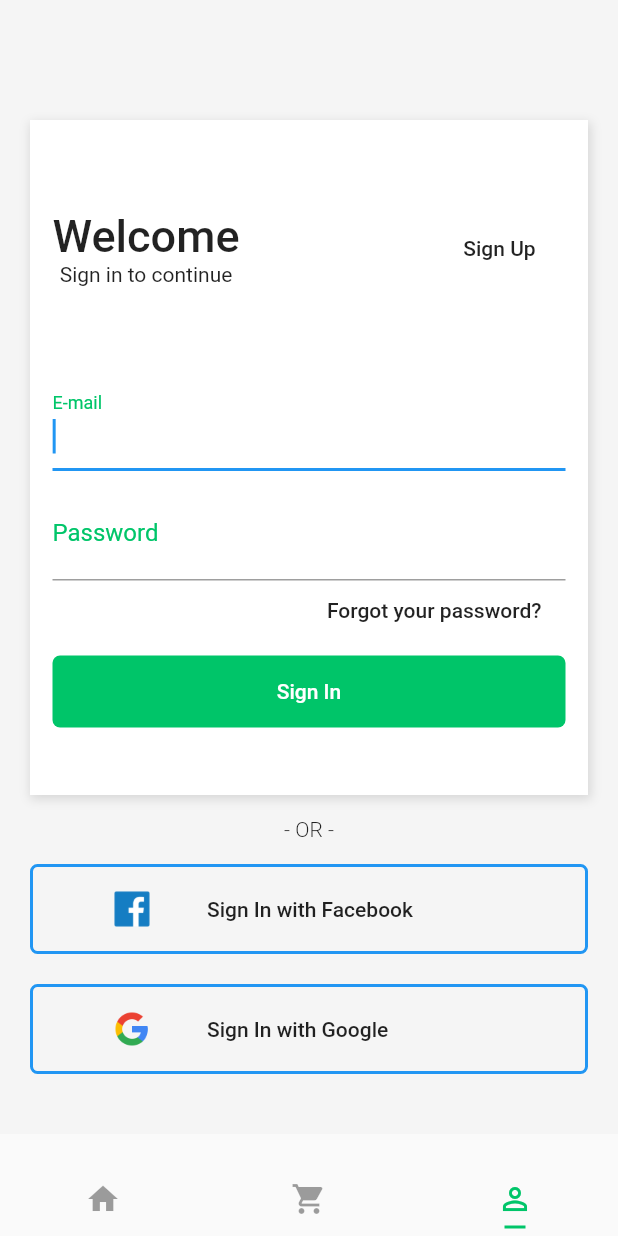
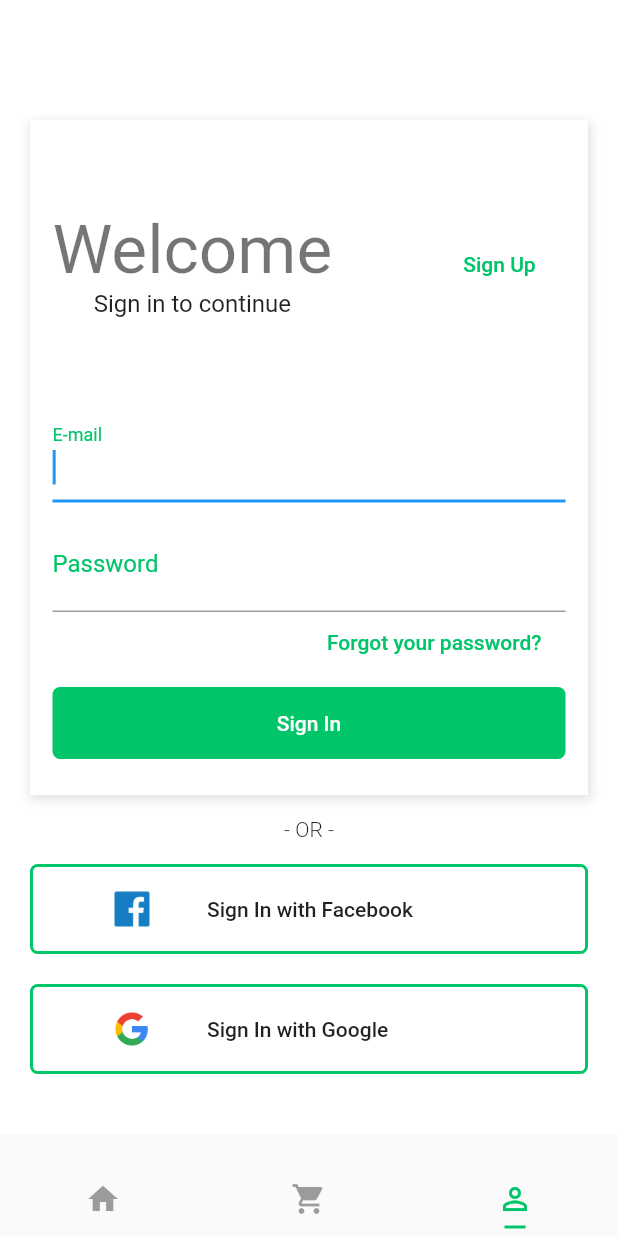
Before and after one commit to TabataMora/app_compra, a Flutter app: the screen it shows after launch, item 3 of the bottom bar chosen, after a tap on "Forgot your password?", on a phone screen of 412 x 824 dp. Run offline on Flutter 3.47's test engine with Material 2 defaults, Android fonts, the phone set to English and light mode, and no system bars.

Commit message:
Finalizando Themes.

```diff
--- a/lib/main.dart
+++ b/lib/main.dart
@@ -1,5 +1,6 @@
 import 'package:flutter/material.dart';
 import 'package:layout/pages/tabs.page.dart';
+import 'package:layout/themes/dark.theme.dart';
 import 'package:layout/themes/light.theme.dart';
 
 void main() {
--- a/lib/pages/home.page.dart
+++ b/lib/pages/home.page.dart
@@ -1,7 +1,7 @@
 import 'package:flutter/material.dart';
 import 'package:layout/widgets/category/category-list.widget.dart';
 import 'package:layout/widgets/product/produtct-list.widget.dart';
-import 'package:layout/widgets/searche-box.widget.dart';
+import 'package:layout/widgets/search-box.widget.dart';
 
 class HomePage extends StatelessWidget {
   @override
@@ -15,7 +15,7 @@ class HomePage extends StatelessWidget {
             left: 15,
           ),
           width: double.infinity,
-          color: Color(0xFFF5F5F5),
+          //color: Color(0xFFF5F5F5),
           child: Column(
             crossAxisAlignment: CrossAxisAlignment.stretch,
             children: <Widget>[
--- a/lib/pages/login.page.dart
+++ b/lib/pages/login.page.dart
@@ -7,7 +7,7 @@ class LoginPage extends StatelessWidget {
     return Scaffold(
       body: SingleChildScrollView(
         child: Container(
-          color: Color(0xFFF5F5F5),
+          color: Theme.of(context).accentColor,
           padding: EdgeInsets.only(left: 20, top: 80, right: 20, bottom: 40),
           child: Column(
             children: <Widget>[
@@ -35,14 +35,21 @@ class LoginPage extends StatelessWidget {
                             children: <Widget>[
                               Text(
                                 "Welcome",
-                                style: TextStyle(
-                                    fontSize: 30, fontWeight: FontWeight.w500),
+                                style: Theme.of(context).textTheme.headline3,
                               ),
-                              Text("Sign in to continue"),
+                              Text(
+                                "Sign in to continue",
+                                style: Theme.of(context).textTheme.subtitle1,
+                              ),
                             ],
                           ),
                           FlatButton(
-                            child: Text("Sign Up"),
+                            child: Text(
+                              "Sign Up",
+                              style: TextStyle(
+                                color: Theme.of(context).primaryColor,
+                              ),
+                            ),
                             onPressed: () {
                               Navigator.push(
                                 context,
@@ -97,6 +104,9 @@ class LoginPage extends StatelessWidget {
                         child: FlatButton(
                           child: Text(
                             "Forgot your password?",
+                            style: TextStyle(
+                              color: Theme.of(context).primaryColor,
+                            ),
                           ),
                           onPressed: () {},
                         ),
@@ -138,7 +148,10 @@ class LoginPage extends StatelessWidget {
                 width: double.infinity,
                 height: 60,
                 decoration: BoxDecoration(
-                  border: Border.all(width: 2.0, color: Colors.blue),
+                  border: Border.all(
+                    width: 2.0,
+                    color: Theme.of(context).primaryColor,
+                  ),
                   borderRadius: BorderRadius.all(
                     Radius.circular(5),
                   ),
@@ -166,7 +179,10 @@ class LoginPage extends StatelessWidget {
                 width: double.infinity,
                 height: 60,
                 decoration: BoxDecoration(
-                  border: Border.all(width: 2.0, color: Colors.blue),
+                  border: Border.all(
+                    width: 2.0,
+                    color: Theme.of(context).primaryColor,
+                  ),
                   borderRadius: BorderRadius.all(
                     Radius.circular(5),
                   ),
--- a/lib/widgets/category/category-item.widget.dart
+++ b/lib/widgets/category/category-item.widget.dart
@@ -13,7 +13,7 @@ class CategoryItem extends StatelessWidget {
       margin: EdgeInsets.all(10),
       padding: EdgeInsets.all(10),
       decoration: BoxDecoration(
-        color: Colors.white,
+        color: Theme.of(context).accentColor,
         boxShadow: [
           new BoxShadow(
             color: Colors.black12,
--- a/lib/widgets/product/product-item.widget.dart
+++ b/lib/widgets/product/product-item.widget.dart
@@ -75,7 +75,7 @@ class ProductItem extends StatelessWidget {
             style: TextStyle(
               fontSize: 16,
               fontWeight: FontWeight.bold,
-              color: Color(0xFF00C569),
+              color: Theme.of(context).primaryColor,
             ),
           ),
         ],
--- a/lib/widgets/searche-box.widget.dart
+++ b/lib/widgets/search-box.widget.dart
@@ -24,14 +24,14 @@ class SearchBox extends StatelessWidget {
                 border: InputBorder.none,
                 labelText: "Search...",
                 labelStyle: TextStyle(
-                  color: Colors.blue,
+                  color: Theme.of(context).primaryColor,
                   fontWeight: FontWeight.w300,
                   fontSize: 16,
                 ),
               ),
               style: TextStyle(
                 fontSize: 20,
-                color: Colors.blue,
+                color: Theme.of(context).primaryColor,
               ),
             ),
           ),
```
Also changed, not shown: lib/themes/dark-yellow.theme.dart (added, +46 -0 lines), lib/themes/dark.theme.dart (added, +47 -0 lines).
